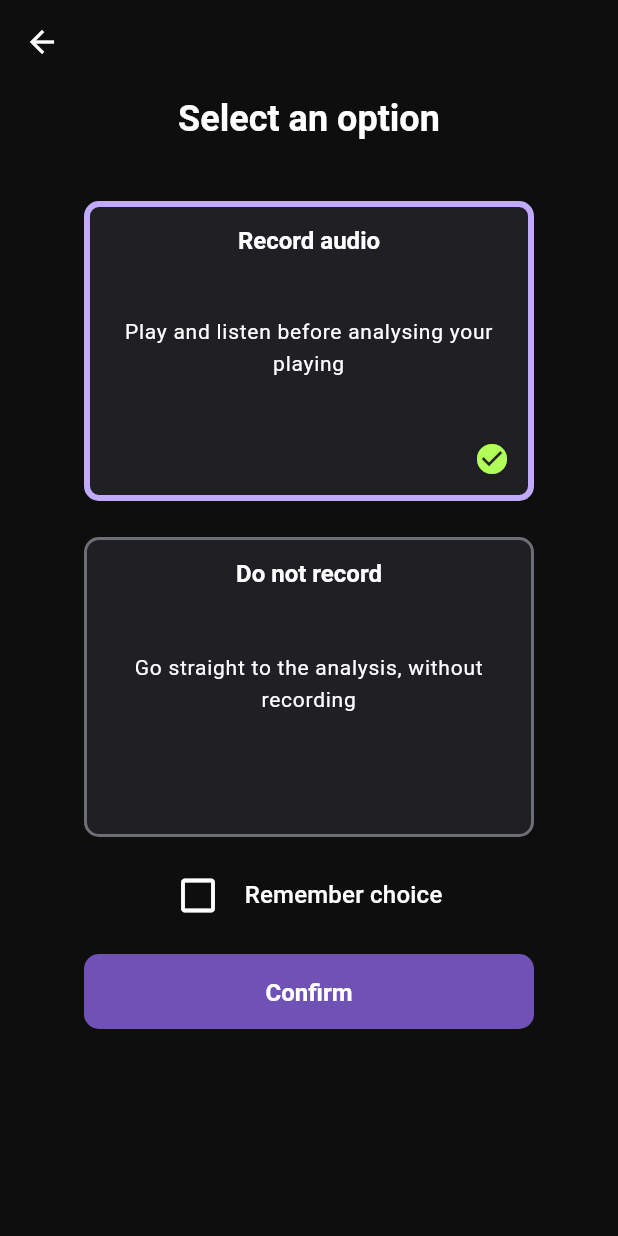
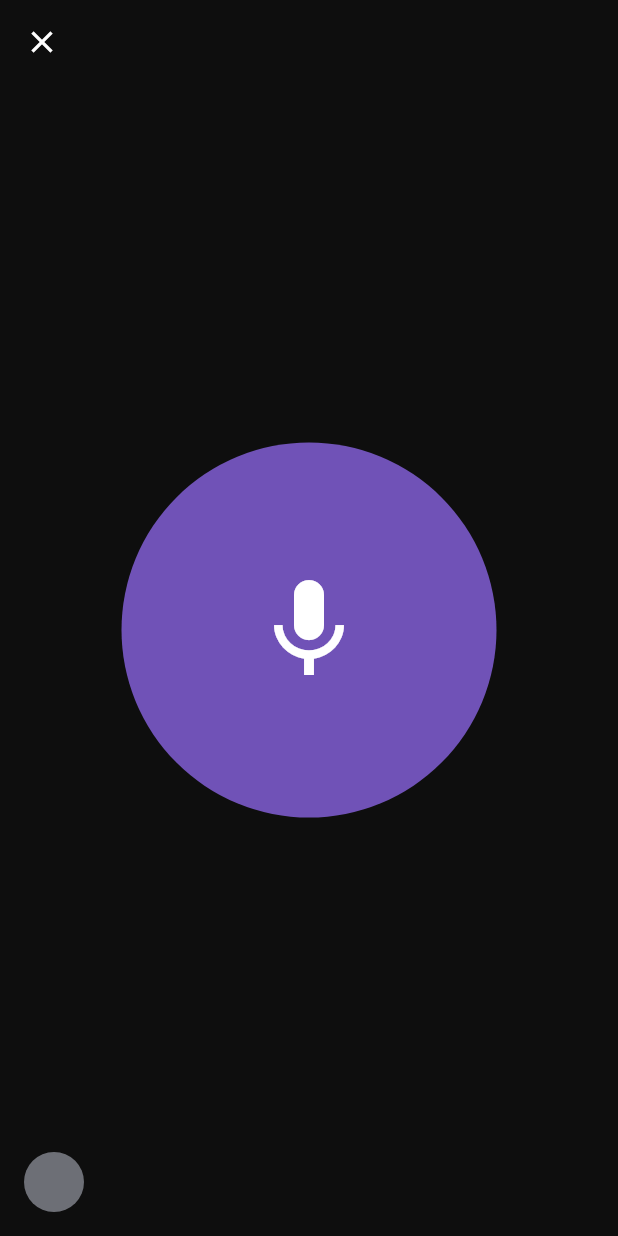
Before and after one commit to cauems04/song_improvement_app, a Flutter app: the PlayOptionsScreen screen opened directly, after a tap on "Confirm", on a phone screen of 412 x 824 dp. Run offline on Flutter 3.47's test engine with Material 3 defaults, Android fonts, the phone set to English and light mode, and no system bars; our stand-ins replace permission_handler, sqflite; missing offline and left inert: record; accounts and stored records are empty.

Commit message:
record audio page preview

```diff
--- a/lib/ui/screens/play_options_page/play_options_page.dart
+++ b/lib/ui/screens/play_options_page/play_options_page.dart
@@ -3,6 +3,7 @@ import 'package:guitar_song_improvement/model/selected_song_provider.dart';
 import 'package:guitar_song_improvement/ui/screens/analysis_page/analysis_page.dart';
 import 'package:guitar_song_improvement/themes/spacing.dart';
 import 'package:guitar_song_improvement/ui/screens/play_options_page/widgets/denied_permission_modal.dart';
+import 'package:guitar_song_improvement/ui/screens/record_audio_page/record_audio_page.dart';
 import 'package:permission_handler/permission_handler.dart';
 import 'package:provider/provider.dart';
 
@@ -186,7 +187,7 @@ class _ConfirmButtom extends StatelessWidget {
         ),
         onTap: () async {
           if (isPlayselected) {
-            final PermissionStatus micPermissionStatus =
+            PermissionStatus micPermissionStatus =
                 await Permission.microphone.status;
 
             if (!context.mounted) return;
@@ -205,6 +206,13 @@ class _ConfirmButtom extends StatelessWidget {
               );
             }
 
+            micPermissionStatus = await Permission.microphone.status;
+
+            if (micPermissionStatus.isGranted) {
+              Navigator.of(context).pushReplacement(
+                MaterialPageRoute(builder: (context) => RecordAudioPage()),
+              );
+            }
             return;
           }
 
--- a/lib/ui/screens/play_options_page/widgets/denied_permission_modal.dart
+++ b/lib/ui/screens/play_options_page/widgets/denied_permission_modal.dart
@@ -45,6 +45,15 @@ class DeniedPermissionModal extends StatelessWidget {
             ),
           ),
           _ConfirmButtom(isPermanentlyDenied),
+          TextButton(
+            onPressed: () => Navigator.of(context).pop(),
+            child: Text(
+              "Go back",
+              style: Theme.of(
+                context,
+              ).textTheme.bodyLarge!.copyWith(color: Colors.white70),
+            ),
+          ),
         ],
       ),
     );
--- /dev/null
+++ b/lib/ui/screens/record_audio_page/record_audio_page.dart
@@ -0,0 +1,80 @@
+import 'package:flutter/material.dart';
+import 'package:guitar_song_improvement/themes/spacing.dart';
+
+class RecordAudioPage extends StatefulWidget {
+  const RecordAudioPage({super.key});
+
+  @override
+  State<RecordAudioPage> createState() => _RecordAudioPageState();
+}
+
+class _RecordAudioPageState extends State<RecordAudioPage> {
+  late bool isActive;
+
+  @override
+  void initState() {
+    isActive = false;
+    super.initState();
+  }
+
+  @override
+  Widget build(BuildContext context) {
+    return Scaffold(
+      appBar: AppBar(
+        leading: InkWell(
+          customBorder: CircleBorder(),
+          child: Padding(
+            padding: const EdgeInsets.all(8),
+            child: Icon(Icons.close),
+          ),
+          onTap: () {
+            Navigator.pop(context);
+          },
+        ),
+      ),
+      body: Padding(
+        padding: const EdgeInsets.all(Spacing.md),
+        child: Column(
+          mainAxisAlignment: MainAxisAlignment.spaceBetween,
+          crossAxisAlignment: CrossAxisAlignment.center,
+          children: [
+            Expanded(
+              child: GestureDetector(
+                onTap: () {
+                  setState(() {
+                    isActive = !isActive;
+                  });
+                },
+                child: Container(
+                  width: 250,
+                  height: 250,
+                  decoration: BoxDecoration(
+                    color: (isActive)
+                        ? Theme.of(context).colorScheme.surfaceContainerLowest
+                        : Theme.of(context).colorScheme.primary,
+                    shape: BoxShape.circle,
+                  ),
+                  child: Icon(Icons.mic, size: 80),
+                ),
+              ),
+            ),
+            SafeArea(
+              child: Row(
+                children: [
+                  Container(
+                    width: 40,
+                    height: 40,
+                    decoration: BoxDecoration(
+                      color: Theme.of(context).colorScheme.surfaceContainerLow,
+                      shape: BoxShape.circle,
+                    ),
+                  ),
+                ],
+              ),
+            ),
+          ],
+        ),
+      ),
+    );
+  }
+}
```
